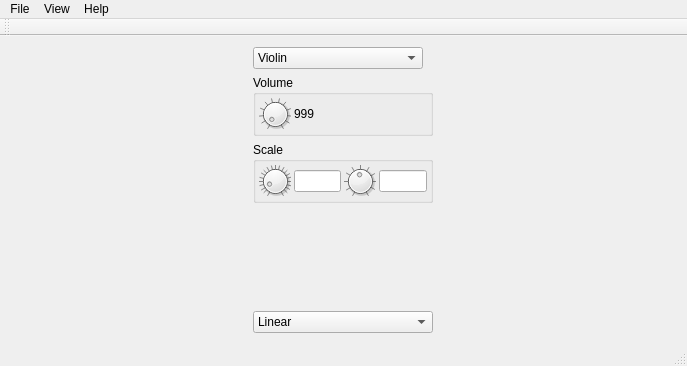
Before: the Qt Designer form mainwindow.ui in 607011/termenvox, drawn with Qt 5.
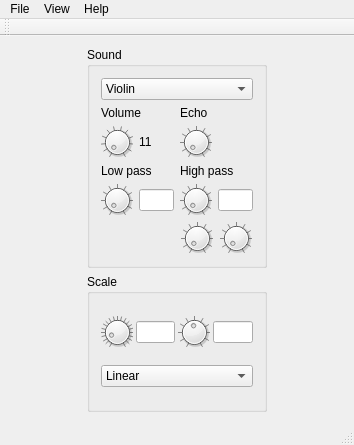
After: the same form once the commit is applied.

```diff
--- a/mainwindow.ui
+++ b/mainwindow.ui
@@ -6,8 +6,8 @@
    <rect>
     <x>0</x>
     <y>0</y>
-    <width>687</width>
-    <height>366</height>
+    <width>354</width>
+    <height>445</height>
    </rect>
   </property>
   <property name="sizePolicy">
@@ -25,6 +25,418 @@
      <layout class="QHBoxLayout" name="horizontalLayout">
       <item>
        <layout class="QGridLayout" name="gridLayout">
+        <property name="sizeConstraint">
+         <enum>QLayout::SetNoConstraint</enum>
+        </property>
+        <item row="1" column="0">
+         <widget class="QGroupBox" name="groupBox">
+          <property name="sizePolicy">
+           <sizepolicy hsizetype="Preferred" vsizetype="Preferred">
+            <horstretch>0</horstretch>
+            <verstretch>0</verstretch>
+           </sizepolicy>
+          </property>
+          <property name="minimumSize">
+           <size>
+            <width>40</width>
+            <height>40</height>
+           </size>
+          </property>
+          <property name="maximumSize">
+           <size>
+            <width>180</width>
+            <height>16777215</height>
+           </size>
+          </property>
+          <property name="title">
+           <string>Sound</string>
+          </property>
+          <layout class="QVBoxLayout" name="verticalLayout_2">
+           <item>
+            <widget class="QComboBox" name="instrumentComboBox">
+             <property name="minimumSize">
+              <size>
+               <width>0</width>
+               <height>20</height>
+              </size>
+             </property>
+             <property name="maximumSize">
+              <size>
+               <width>180</width>
+               <height>16777215</height>
+              </size>
+             </property>
+             <item>
+              <property name="text">
+               <string>Violin</string>
+              </property>
+             </item>
+             <item>
+              <property name="text">
+               <string>Clarinet</string>
+              </property>
+             </item>
+             <item>
+              <property name="text">
+               <string>Flute</string>
+              </property>
+             </item>
+             <item>
+              <property name="text">
+               <string>Percussive Flute (TX81Z #4)</string>
+              </property>
+             </item>
+             <item>
+              <property name="text">
+               <string>Wurley (TX81Z #5)</string>
+              </property>
+             </item>
+             <item>
+              <property name="text">
+               <string>HeavyMetalFM (TX81Z #3)</string>
+              </property>
+             </item>
+             <item>
+              <property name="text">
+               <string>BeeThree (TX81Z #8)</string>
+              </property>
+             </item>
+             <item>
+              <property name="text">
+               <string>Rhodey (TX81Z #5?)</string>
+              </property>
+             </item>
+             <item>
+              <property name="text">
+               <string>FmVoices (TX81Z #6)</string>
+              </property>
+             </item>
+            </widget>
+           </item>
+           <item>
+            <layout class="QGridLayout" name="gridLayout_3">
+             <item row="0" column="1">
+              <widget class="QLabel" name="label_2">
+               <property name="text">
+                <string>Echo</string>
+               </property>
+              </widget>
+             </item>
+             <item row="3" column="0">
+              <layout class="QHBoxLayout" name="horizontalLayout_5">
+               <property name="leftMargin">
+                <number>0</number>
+               </property>
+               <property name="topMargin">
+                <number>0</number>
+               </property>
+               <property name="rightMargin">
+                <number>0</number>
+               </property>
+               <property name="bottomMargin">
+                <number>0</number>
+               </property>
+               <item>
+                <widget class="QDial" name="lowPassDial">
+                 <property name="minimumSize">
+                  <size>
+                   <width>32</width>
+                   <height>32</height>
+                  </size>
+                 </property>
+                 <property name="maximumSize">
+                  <size>
+                   <width>32</width>
+                   <height>32</height>
+                  </size>
+                 </property>
+                 <property name="minimum">
+                  <number>-1</number>
+                 </property>
+                 <property name="maximum">
+                  <number>4000</number>
+                 </property>
+                 <property name="singleStep">
+                  <number>10</number>
+                 </property>
+                 <property name="pageStep">
+                  <number>100</number>
+                 </property>
+                 <property name="notchTarget">
+                  <double>10.000000000000000</double>
+                 </property>
+                 <property name="notchesVisible">
+                  <bool>true</bool>
+                 </property>
+                </widget>
+               </item>
+               <item>
+                <widget class="QLineEdit" name="lowPassLineEdit">
+                 <property name="minimumSize">
+                  <size>
+                   <width>0</width>
+                   <height>20</height>
+                  </size>
+                 </property>
+                 <property name="maxLength">
+                  <number>5</number>
+                 </property>
+                </widget>
+               </item>
+              </layout>
+             </item>
+             <item row="3" column="1">
+              <layout class="QHBoxLayout" name="horizontalLayout_6">
+               <item>
+                <widget class="QDial" name="highPassDial">
+                 <property name="minimumSize">
+                  <size>
+                   <width>32</width>
+                   <height>32</height>
+                  </size>
+                 </property>
+                 <property name="maximumSize">
+                  <size>
+                   <width>32</width>
+                   <height>32</height>
+                  </size>
+                 </property>
+                 <property name="minimum">
+                  <number>-1</number>
+                 </property>
+                 <property name="maximum">
+                  <number>4000</number>
+                 </property>
+                 <property name="singleStep">
+                  <number>10</number>
+                 </property>
+                 <property name="pageStep">
+                  <number>100</number>
+                 </property>
+                 <property name="notchTarget">
+                  <double>10.000000000000000</double>
+                 </property>
+                 <property name="notchesVisible">
+                  <bool>true</bool>
+                 </property>
+                </widget>
+               </item>
+               <item>
+                <widget class="QLineEdit" name="highPassLineEdit">
+                 <property name="minimumSize">
+                  <size>
+                   <width>0</width>
+                   <height>20</height>
+                  </size>
+                 </property>
+                 <property name="maxLength">
+                  <number>5</number>
+                 </property>
+                </widget>
+               </item>
+              </layout>
+             </item>
+             <item row="1" column="1">
+              <widget class="QDial" name="echoDial">
+               <property name="minimumSize">
+                <size>
+                 <width>32</width>
+                 <height>32</height>
+                </size>
+               </property>
+               <property name="maximumSize">
+                <size>
+                 <width>32</width>
+                 <height>32</height>
+                </size>
+               </property>
+               <property name="toolTip">
+                <string>Volume</string>
+               </property>
+               <property name="minimum">
+                <number>0</number>
+               </property>
+               <property name="maximum">
+                <number>44100</number>
+               </property>
+               <property name="value">
+                <number>0</number>
+               </property>
+               <property name="sliderPosition">
+                <number>0</number>
+               </property>
+               <property name="invertedAppearance">
+                <bool>false</bool>
+               </property>
+               <property name="notchTarget">
+                <double>100.000000000000000</double>
+               </property>
+               <property name="notchesVisible">
+                <bool>true</bool>
+               </property>
+              </widget>
+             </item>
+             <item row="2" column="0">
+              <widget class="QLabel" name="label_3">
+               <property name="text">
+                <string>Low pass</string>
+               </property>
+              </widget>
+             </item>
+             <item row="2" column="1">
+              <widget class="QLabel" name="label_4">
+               <property name="text">
+                <string>High pass</string>
+               </property>
+              </widget>
+             </item>
+             <item row="1" column="0">
+              <layout class="QHBoxLayout" name="horizontalLayout_3">
+               <item>
+                <widget class="QDial" name="volumeDial">
+                 <property name="minimumSize">
+                  <size>
+                   <width>32</width>
+                   <height>32</height>
+                  </size>
+                 </property>
+                 <property name="maximumSize">
+                  <size>
+                   <width>32</width>
+                   <height>32</height>
+                  </size>
+                 </property>
+                 <property name="toolTip">
+                  <string>Volume</string>
+                 </property>
+                 <property name="maximum">
+                  <number>110</number>
+                 </property>
+                 <property name="value">
+                  <number>0</number>
+                 </property>
+                 <property name="sliderPosition">
+                  <number>0</number>
+                 </property>
+                 <property name="invertedAppearance">
+                  <bool>false</bool>
+                 </property>
+                 <property name="notchTarget">
+                  <double>10.000000000000000</double>
+                 </property>
+                 <property name="notchesVisible">
+                  <bool>true</bool>
+                 </property>
+                </widget>
+               </item>
+               <item>
+                <widget class="QLabel" name="volumeLabel">
+                 <property name="styleSheet">
+                  <string notr="true">font-size: 200%</string>
+                 </property>
+                 <property name="text">
+                  <string>11</string>
+                 </property>
+                </widget>
+               </item>
+              </layout>
+             </item>
+             <item row="0" column="0">
+              <widget class="QLabel" name="label">
+               <property name="text">
+                <string>Volume</string>
+               </property>
+              </widget>
+             </item>
+             <item row="5" column="1">
+              <layout class="QHBoxLayout" name="horizontalLayout_4">
+               <property name="leftMargin">
+                <number>0</number>
+               </property>
+               <property name="topMargin">
+                <number>0</number>
+               </property>
+               <property name="rightMargin">
+                <number>0</number>
+               </property>
+               <property name="bottomMargin">
+                <number>0</number>
+               </property>
+               <item>
+                <widget class="QDial" name="highPassB1Dial">
+                 <property name="minimumSize">
+                  <size>
+                   <width>32</width>
+                   <height>32</height>
+                  </size>
+                 </property>
+                 <property name="maximumSize">
+                  <size>
+                   <width>32</width>
+                   <height>32</height>
+                  </size>
+                 </property>
+                 <property name="minimum">
+                  <number>-1</number>
+                 </property>
+                 <property name="maximum">
+                  <number>4000</number>
+                 </property>
+                 <property name="singleStep">
+                  <number>10</number>
+                 </property>
+                 <property name="pageStep">
+                  <number>100</number>
+                 </property>
+                 <property name="notchTarget">
+                  <double>10.000000000000000</double>
+                 </property>
+                 <property name="notchesVisible">
+                  <bool>true</bool>
+                 </property>
+                </widget>
+               </item>
+               <item>
+                <widget class="QDial" name="highPassB0Dial">
+                 <property name="minimumSize">
+                  <size>
+                   <width>32</width>
+                   <height>32</height>
+                  </size>
+                 </property>
+                 <property name="maximumSize">
+                  <size>
+                   <width>32</width>
+                   <height>32</height>
+                  </size>
+                 </property>
+                 <property name="minimum">
+                  <number>-1</number>
+                 </property>
+                 <property name="maximum">
+                  <number>4000</number>
+                 </property>
+                 <property name="singleStep">
+                  <number>10</number>
+                 </property>
+                 <property name="pageStep">
+                  <number>100</number>
+                 </property>
+                 <property name="notchTarget">
+                  <double>10.000000000000000</double>
+                 </property>
+                 <property name="notchesVisible">
+                  <bool>true</bool>
+                 </property>
+                </widget>
+               </item>
+              </layout>
+             </item>
+            </layout>
+           </item>
+          </layout>
+         </widget>
+        </item>
         <item row="2" column="0">
          <widget class="QGroupBox" name="groupBox_2">
           <property name="minimumSize">
@@ -42,303 +454,136 @@
           <property name="title">
            <string>Scale</string>
           </property>
-          <layout class="QGridLayout" name="gridLayout_4">
-           <property name="leftMargin">
-            <number>3</number>
-           </property>
-           <property name="topMargin">
-            <number>3</number>
-           </property>
-           <property name="rightMargin">
-            <number>3</number>
-           </property>
-           <property name="bottomMargin">
-            <number>3</number>
-           </property>
-           <property name="spacing">
-            <number>3</number>
-           </property>
-           <item row="0" column="1">
-            <widget class="QLineEdit" name="minFLineEdit">
-             <property name="maxLength">
-              <number>5</number>
+          <layout class="QVBoxLayout" name="verticalLayout">
+           <item>
+            <layout class="QHBoxLayout" name="horizontalLayout_2">
+             <property name="spacing">
+              <number>3</number>
              </property>
-            </widget>
+             <item>
+              <widget class="QDial" name="minFDial">
+               <property name="minimumSize">
+                <size>
+                 <width>32</width>
+                 <height>32</height>
+                </size>
+               </property>
+               <property name="maximumSize">
+                <size>
+                 <width>32</width>
+                 <height>32</height>
+                </size>
+               </property>
+               <property name="maximum">
+                <number>200</number>
+               </property>
+               <property name="value">
+                <number>20</number>
+               </property>
+               <property name="notchTarget">
+                <double>10.000000000000000</double>
+               </property>
+               <property name="notchesVisible">
+                <bool>true</bool>
+               </property>
+              </widget>
+             </item>
+             <item>
+              <widget class="QLineEdit" name="minFLineEdit">
+               <property name="minimumSize">
+                <size>
+                 <width>0</width>
+                 <height>20</height>
+                </size>
+               </property>
+               <property name="maxLength">
+                <number>5</number>
+               </property>
+              </widget>
+             </item>
+             <item>
+              <widget class="QDial" name="maxFDial">
+               <property name="minimumSize">
+                <size>
+                 <width>32</width>
+                 <height>32</height>
+                </size>
+               </property>
+               <property name="maximumSize">
+                <size>
+                 <width>32</width>
+                 <height>32</height>
+                </size>
+               </property>
+               <property name="minimum">
+                <number>200</number>
+               </property>
+               <property name="maximum">
+                <number>8000</number>
+               </property>
+               <property name="singleStep">
+                <number>10</number>
+               </property>
+               <property name="pageStep">
+                <number>100</number>
+               </property>
+               <property name="value">
+                <number>4000</number>
+               </property>
+               <property name="sliderPosition">
+                <number>4000</number>
+               </property>
+               <property name="notchTarget">
+                <double>10.000000000000000</double>
+               </property>
+               <property name="notchesVisible">
+                <bool>true</bool>
+               </property>
+              </widget>
+             </item>
+             <item>
+              <widget class="QLineEdit" name="maxFLineEdit">
+               <property name="minimumSize">
+                <size>
+                 <width>0</width>
+                 <height>20</height>
+                </size>
+               </property>
+               <property name="maxLength">
+                <number>5</number>
+               </property>
+              </widget>
+             </item>
+            </layout>
            </item>
-           <item row="0" column="2">
-            <spacer name="horizontalSpacer_2">
-             <property name="orientation">
-              <enum>Qt::Horizontal</enum>
-             </property>
-             <property name="sizeHint" stdset="0">
-              <size>
-               <width>40</width>
-               <height>20</height>
-              </size>
-             </property>
-            </spacer>
-           </item>
-           <item row="0" column="0">
-            <widget class="QDial" name="minFDial">
+           <item>
+            <widget class="QComboBox" name="scaleComboBox">
              <property name="minimumSize">
               <size>
-               <width>32</width>
-               <height>32</height>
-              </size>
-             </property>
-             <property name="maximumSize">
-              <size>
-               <width>32</width>
-               <height>32</height>
-              </size>
-             </property>
-             <property name="maximum">
-              <number>200</number>
-             </property>
-             <property name="value">
-              <number>20</number>
-             </property>
-             <property name="notchTarget">
-              <double>10.000000000000000</double>
-             </property>
-             <property name="notchesVisible">
-              <bool>true</bool>
-             </property>
-            </widget>
-           </item>
-           <item row="0" column="3">
-            <widget class="QDial" name="maxFDial">
-             <property name="minimumSize">
-              <size>
-               <width>32</width>
-               <height>32</height>
-              </size>
-             </property>
-             <property name="maximumSize">
-              <size>
-               <width>32</width>
-               <height>32</height>
-              </size>
-             </property>
-             <property name="minimum">
-              <number>200</number>
-             </property>
-             <property name="maximum">
-              <number>8000</number>
-             </property>
-             <property name="singleStep">
-              <number>10</number>
-             </property>
-             <property name="pageStep">
-              <number>100</number>
-             </property>
-             <property name="value">
-              <number>4000</number>
-             </property>
-             <property name="sliderPosition">
-              <number>4000</number>
-             </property>
-             <property name="notchTarget">
-              <double>10.000000000000000</double>
-             </property>
-             <property name="notchesVisible">
-              <bool>true</bool>
-             </property>
-            </widget>
-           </item>
-           <item row="0" column="4">
-            <widget class="QLineEdit" name="maxFLineEdit">
-             <property name="maxLength">
-              <number>5</number>
-             </property>
-            </widget>
-           </item>
-          </layout>
-         </widget>
-        </item>
-        <item row="5" column="0">
-         <widget class="QComboBox" name="scaleComboBox">
-          <item>
-           <property name="text">
-            <string>Linear</string>
-           </property>
-          </item>
-          <item>
-           <property name="text">
-            <string>Logarithmic</string>
-           </property>
-          </item>
-          <item>
-           <property name="text">
-            <string>Quadratic</string>
-           </property>
-          </item>
-         </widget>
-        </item>
-        <item row="1" column="0">
-         <widget class="QGroupBox" name="groupBox">
-          <property name="minimumSize">
-           <size>
-            <width>40</width>
-            <height>40</height>
-           </size>
-          </property>
-          <property name="maximumSize">
-           <size>
-            <width>180</width>
-            <height>16777215</height>
-           </size>
-          </property>
-          <property name="title">
-           <string>Volume</string>
-          </property>
-          <layout class="QGridLayout" name="gridLayout_3">
-           <property name="leftMargin">
-            <number>3</number>
-           </property>
-           <property name="topMargin">
-            <number>3</number>
-           </property>
-           <property name="rightMargin">
-            <number>3</number>
-           </property>
-           <property name="bottomMargin">
-            <number>3</number>
-           </property>
-           <property name="spacing">
-            <number>3</number>
-           </property>
-           <item row="0" column="2">
-            <spacer name="horizontalSpacer">
-             <property name="orientation">
-              <enum>Qt::Horizontal</enum>
-             </property>
-             <property name="sizeHint" stdset="0">
-              <size>
-               <width>40</width>
+               <width>0</width>
                <height>20</height>
               </size>
              </property>
-            </spacer>
-           </item>
-           <item row="0" column="0">
-            <widget class="QDial" name="volumeDial">
-             <property name="minimumSize">
-              <size>
-               <width>16</width>
-               <height>16</height>
-              </size>
-             </property>
-             <property name="maximumSize">
-              <size>
-               <width>32</width>
-               <height>32</height>
-              </size>
-             </property>
-             <property name="toolTip">
-              <string>Volume</string>
-             </property>
-             <property name="maximum">
-              <number>110</number>
-             </property>
-             <property name="value">
-              <number>0</number>
-             </property>
-             <property name="sliderPosition">
-              <number>0</number>
-             </property>
-             <property name="invertedAppearance">
-              <bool>false</bool>
-             </property>
-             <property name="notchTarget">
-              <double>10.000000000000000</double>
-             </property>
-             <property name="notchesVisible">
-              <bool>true</bool>
-             </property>
+             <item>
+              <property name="text">
+               <string>Linear</string>
+              </property>
+             </item>
+             <item>
+              <property name="text">
+               <string>Logarithmic</string>
+              </property>
+             </item>
+             <item>
+              <property name="text">
+               <string>Quadratic</string>
+              </property>
+             </item>
             </widget>
            </item>
-           <item row="0" column="1">
-            <widget class="QLabel" name="volumeLabel">
-             <property name="styleSheet">
-              <string notr="true">font-size: 200%</string>
-             </property>
-             <property name="text">
-              <string>999</string>
-             </property>
-            </widget>
-           </item>
           </layout>
          </widget>
         </item>
-        <item row="0" column="0">
-         <widget class="QComboBox" name="instrumentComboBox">
-          <property name="maximumSize">
-           <size>
-            <width>170</width>
-            <height>16777215</height>
-           </size>
-          </property>
-          <item>
-           <property name="text">
-            <string>Violin</string>
-           </property>
-          </item>
-          <item>
-           <property name="text">
-            <string>Clarinet</string>
-           </property>
-          </item>
-          <item>
-           <property name="text">
-            <string>Flute</string>
-           </property>
-          </item>
-          <item>
-           <property name="text">
-            <string>Percussive Flute (TX81Z #4)</string>
-           </property>
-          </item>
-          <item>
-           <property name="text">
-            <string>Wurley (TX81Z #5)</string>
-           </property>
-          </item>
-          <item>
-           <property name="text">
-            <string>HeavyMetalFM (TX81Z #3)</string>
-           </property>
-          </item>
-          <item>
-           <property name="text">
-            <string>BeeThree (TX81Z #8)</string>
-           </property>
-          </item>
-          <item>
-           <property name="text">
-            <string>Rhodey (TX81Z #5?)</string>
-           </property>
-          </item>
-          <item>
-           <property name="text">
-            <string>FmVoices (TX81Z #6)</string>
-           </property>
-          </item>
-         </widget>
-        </item>
-        <item row="4" column="0">
-         <spacer name="verticalSpacer">
-          <property name="orientation">
-           <enum>Qt::Vertical</enum>
-          </property>
-          <property name="sizeHint" stdset="0">
-           <size>
-            <width>20</width>
-            <height>40</height>
-           </size>
-          </property>
-         </spacer>
-        </item>
        </layout>
       </item>
      </layout>
@@ -350,7 +595,7 @@
     <rect>
      <x>0</x>
      <y>0</y>
-     <width>687</width>
+     <width>354</width>
      <height>21</height>
     </rect>
    </property>
```
Left out of the diff: 5 changed lines with no effect on the pictures.
